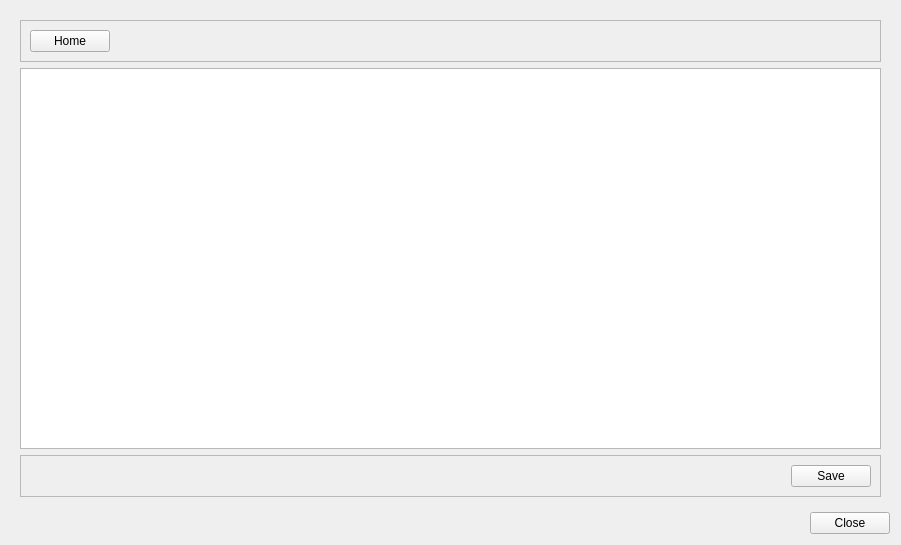
The window that admin_client/client_gui/app/UserLookup/forms/UserLookup.ui (deskos-xp/SaffronServer) describes before a commit, drawn with Qt 5.
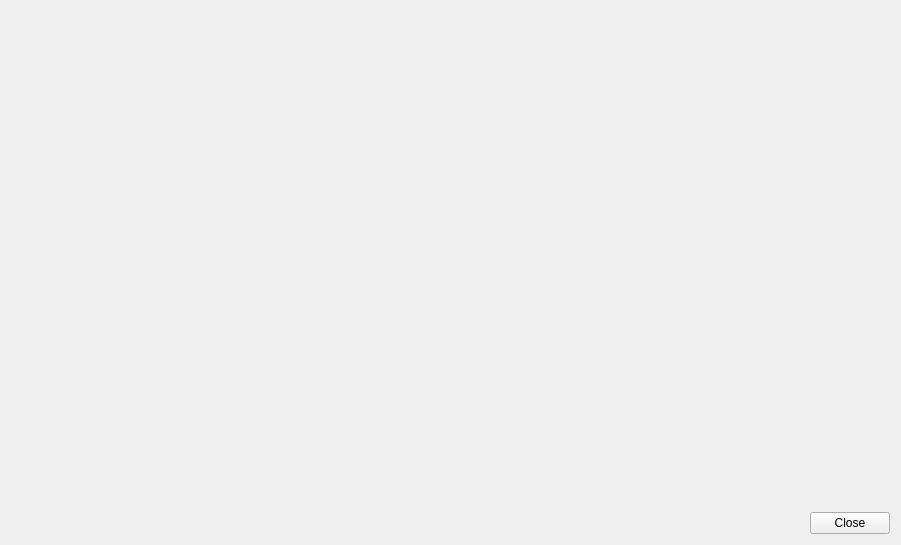
The same window after the commit. The open tabs and pages were chosen to show the change.

Commit message: added multi-purpose functionality to user look up dialog to double as user lookup and edit

The edit to the form file:
```diff
--- a/admin_client/client_gui/app/UserLookup/forms/UserLookup.ui
+++ b/admin_client/client_gui/app/UserLookup/forms/UserLookup.ui
@@ -126,77 +126,10 @@
        </item>
       </layout>
      </widget>
-     <widget class="QWidget" name="result">
-      <layout class="QGridLayout" name="gridLayout_5">
-       <item row="0" column="0">
-        <widget class="QFrame" name="frame_2">
-         <property name="frameShape">
-          <enum>QFrame::StyledPanel</enum>
-         </property>
-         <property name="frameShadow">
-          <enum>QFrame::Raised</enum>
-         </property>
-         <layout class="QGridLayout" name="gridLayout_3">
-          <item row="0" column="0">
-           <widget class="QPushButton" name="home">
-            <property name="text">
-             <string>Home</string>
-            </property>
-           </widget>
-          </item>
-          <item row="0" column="1">
-           <spacer name="horizontalSpacer_2">
-            <property name="orientation">
-             <enum>Qt::Horizontal</enum>
-            </property>
-            <property name="sizeHint" stdset="0">
-             <size>
-              <width>768</width>
-              <height>20</height>
-             </size>
-            </property>
-           </spacer>
-          </item>
-         </layout>
-        </widget>
-       </item>
-       <item row="1" column="0">
-        <widget class="QTableView" name="userView"/>
-       </item>
-       <item row="2" column="0">
-        <widget class="QFrame" name="frame">
-         <property name="frameShape">
-          <enum>QFrame::StyledPanel</enum>
-         </property>
-         <property name="frameShadow">
-          <enum>QFrame::Raised</enum>
-         </property>
-         <layout class="QGridLayout" name="gridLayout_4">
-          <item row="0" column="1">
-           <widget class="QPushButton" name="save">
-            <property name="text">
-             <string>Save</string>
-            </property>
-           </widget>
-          </item>
-          <item row="0" column="0">
-           <spacer name="horizontalSpacer">
-            <property name="orientation">
-             <enum>Qt::Horizontal</enum>
-            </property>
-            <property name="sizeHint" stdset="0">
-             <size>
-              <width>40</width>
-              <height>20</height>
-             </size>
-            </property>
-           </spacer>
-          </item>
-         </layout>
-        </widget>
-       </item>
-      </layout>
-     </widget>
+     <widget class="QWidget" name="result"/>
+     <widget class="QWidget" name="department"/>
+     <widget class="QWidget" name="role"/>
+     <widget class="QWidget" name="address"/>
     </widget>
    </item>
    <item row="1" column="0">
```
The commit also changes 108 other files.
